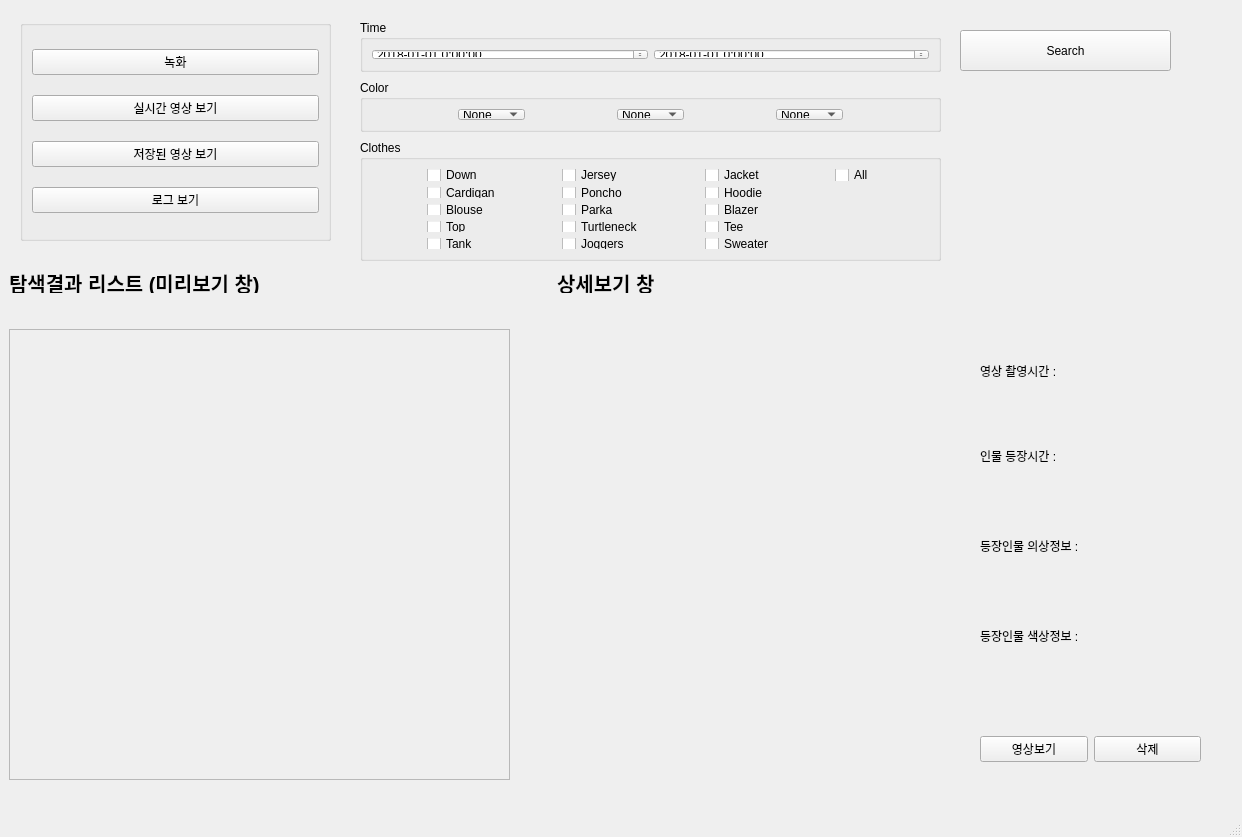
Jeon-Young-Hoon/capstone, file interface/PyQt4/interface.ui: the form before one commit.
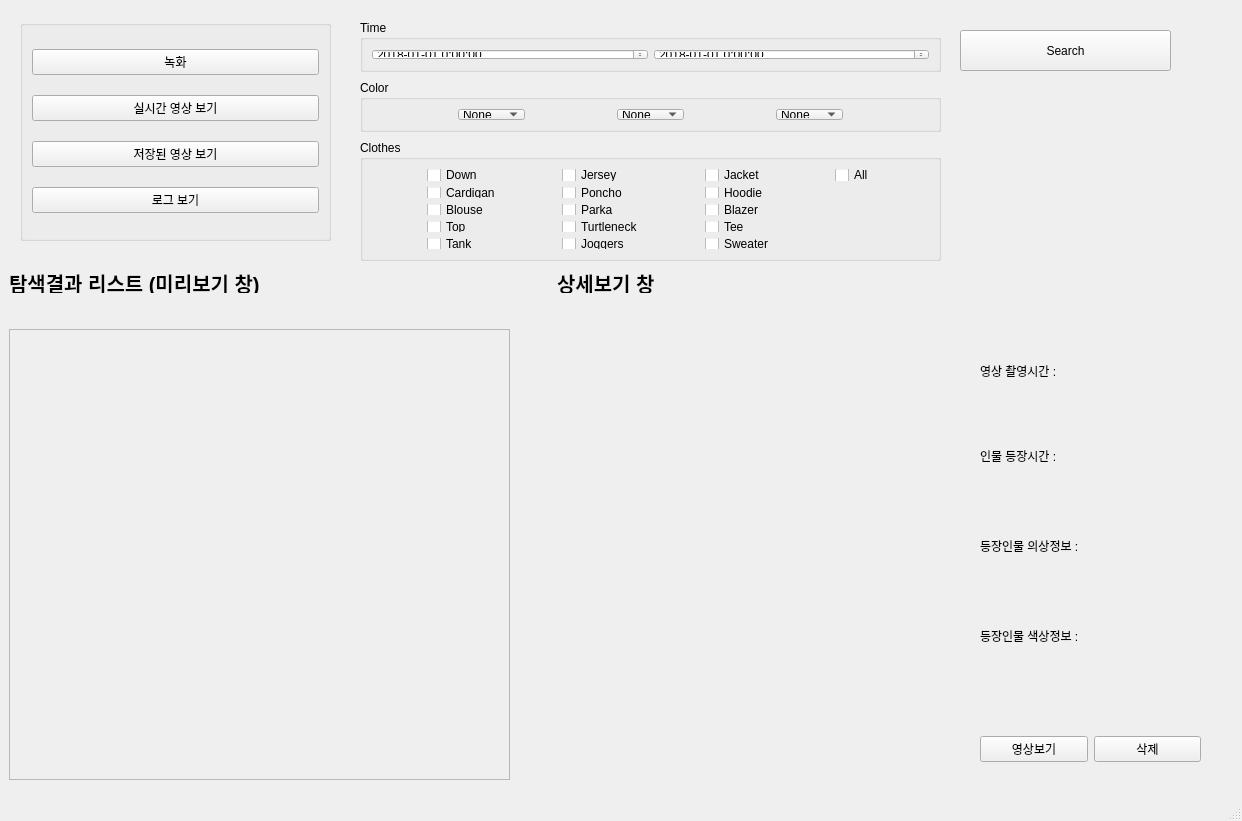
The form after the commit.

```diff
--- a/interface/PyQt4/interface.ui
+++ b/interface/PyQt4/interface.ui
@@ -10,7 +10,7 @@
     <x>0</x>
     <y>0</y>
     <width>1242</width>
-    <height>837</height>
+    <height>821</height>
    </rect>
   </property>
   <property name="sizePolicy">
@@ -25,6 +25,12 @@
   <property name="autoFillBackground">
    <bool>false</bool>
   </property>
+  <property name="iconSize">
+   <size>
+    <width>1242</width>
+    <height>821</height>
+   </size>
+  </property>
   <widget class="QWidget" name="centralwidget">
    <widget class="QScrollArea" name="scro">
     <property name="geometry">
```
